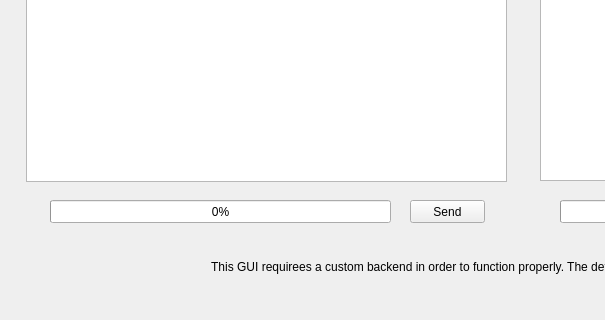
First picture: the form in src/user-interfaces/gui-data-transmit.ui, repository Donn13Darko/uC_Interfacer, before the edit; both pictures show x 0 to 605 and y 100 to 420 of the 1050 by 420 pixel window.
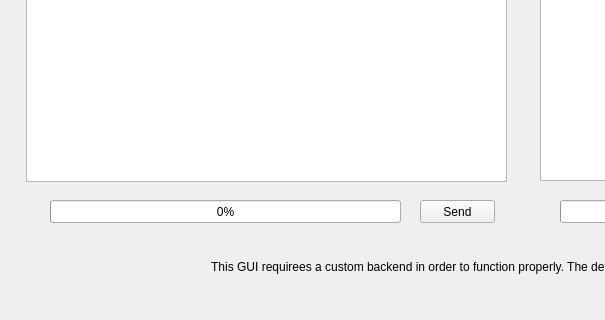
Second picture: the form after the edit.

Diff of the .ui file:
```diff
--- a/src/user-interfaces/gui-data-transmit.ui
+++ b/src/user-interfaces/gui-data-transmit.ui
@@ -167,7 +167,7 @@
   <widget class="QPushButton" name="SendMSG_Button">
    <property name="geometry">
     <rect>
-     <x>410</x>
+     <x>420</x>
      <y>300</y>
      <width>75</width>
      <height>23</height>
@@ -220,7 +220,7 @@
     <rect>
      <x>50</x>
      <y>300</y>
-     <width>341</width>
+     <width>351</width>
      <height>23</height>
     </rect>
    </property>
@@ -278,7 +278,7 @@
     <rect>
      <x>50</x>
      <y>300</y>
-     <width>301</width>
+     <width>311</width>
      <height>20</height>
     </rect>
    </property>
```
Left out of the diff: 34 changed lines with no effect on the pictures.
